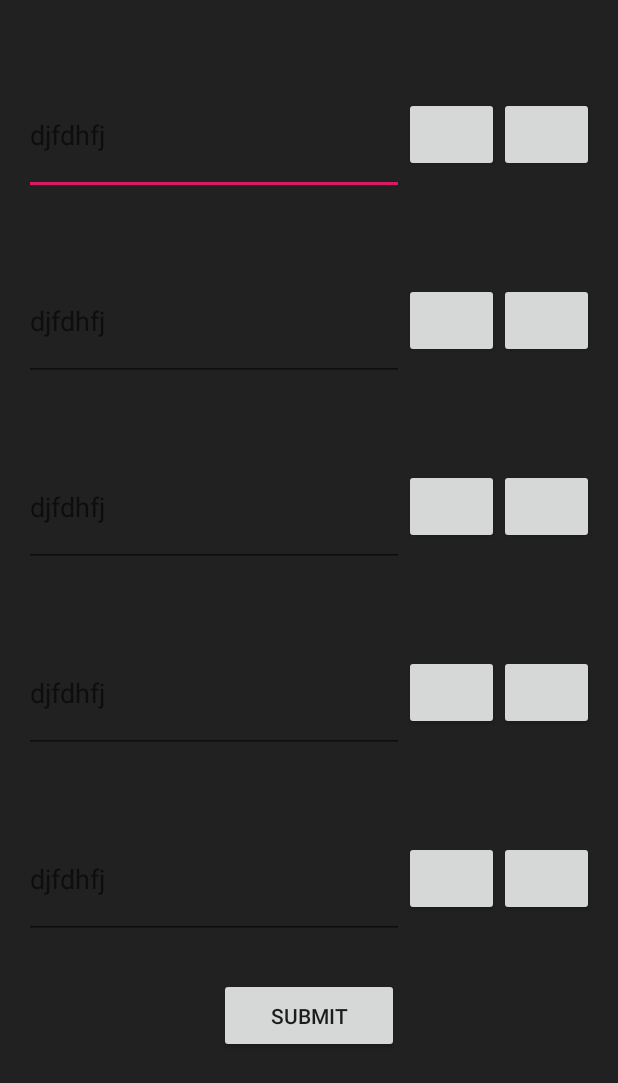
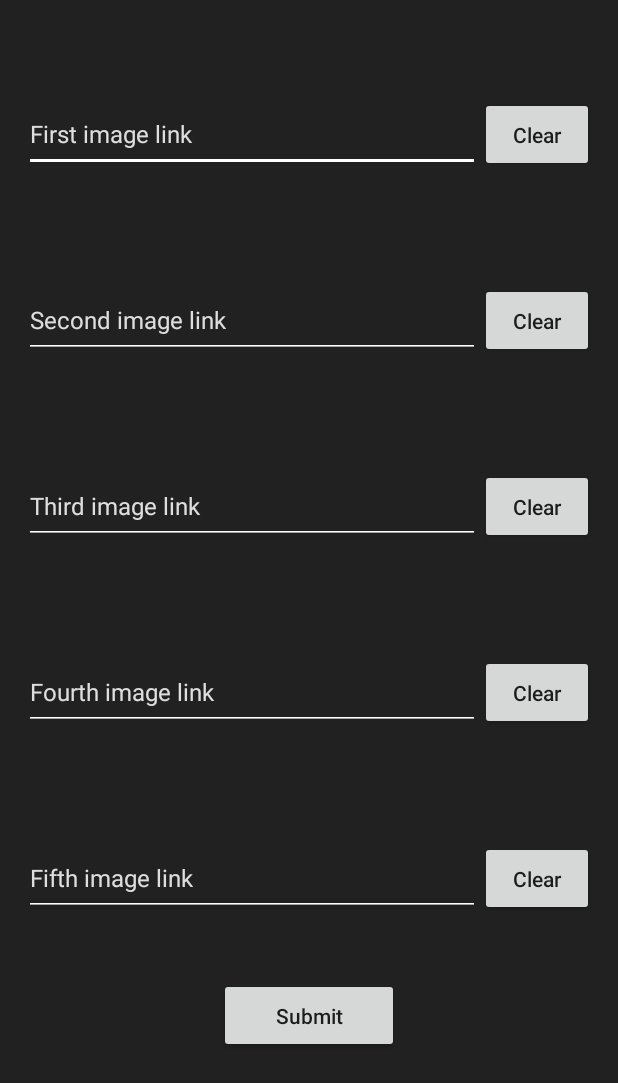
Before and after one commit to samvu05/t3pro-image-downloader, an Android app: the layout edit.xml on its own in the app's theme, with its tools: preview values and no code run, on a phone screen of 412 x 824 dp. Shown: the top 1083 px of the screen. Run offline under Robolectric (Android 15) with nearby library versions, the phone set to English and light mode, and no system bars.

```diff
--- a/app/src/main/res/layout/edit.xml
+++ b/app/src/main/res/layout/edit.xml
@@ -11,23 +11,26 @@
         android:layout_width="match_parent"
         android:layout_height="100dp"
         android:orientation="horizontal"
-        android:weightSum="6">
+        android:weightSum="5">
         <EditText
+            android:id="@+id/edt_1"
             android:layout_weight="4"
-            android:layout_height="80dp"
+            android:layout_height="50dp"
             android:layout_gravity="center_vertical"
-            android:hint="djfdhfj"
-            android:layout_width="0dp"></EditText>
+            android:hint="First image link "
+            android:textSize="16sp"
+            android:textColorHint="@color/colorTextHint"
+            android:backgroundTint="#FFFFFF"
+            android:layout_width="0dp"
+
+            ></EditText>
         <Button
+            android:id="@+id/btn_clear1"
             android:layout_weight="1"
             android:layout_width="0dp"
             android:layout_height="50dp"
-            android:layout_gravity="center_vertical"
-            ></Button>
-        <Button
-            android:layout_weight="1"
-            android:layout_width="0dp"
-            android:layout_height="50dp"
+            android:text="Clear"
+            android:textAllCaps="false"
             android:layout_gravity="center_vertical"
             ></Button>
     </LinearLayout>
@@ -37,23 +40,24 @@
         android:layout_width="match_parent"
         android:layout_height="100dp"
         android:orientation="horizontal"
-        android:weightSum="6">
+        android:weightSum="5">
         <EditText
+            android:id="@+id/edt_2"
             android:layout_weight="4"
-            android:layout_height="80dp"
+            android:layout_height="50dp"
             android:layout_gravity="center_vertical"
-            android:hint="djfdhfj"
+            android:hint="Second image link"
+            android:textSize="16sp"
+            android:textColorHint="@color/colorTextHint"
+            android:backgroundTint="#FFFFFF"
             android:layout_width="0dp"></EditText>
         <Button
+            android:id="@+id/btn_clear2"
             android:layout_weight="1"
             android:layout_width="0dp"
             android:layout_height="50dp"
-            android:layout_gravity="center_vertical"
-            ></Button>
-        <Button
-            android:layout_weight="1"
-            android:layout_width="0dp"
-            android:layout_height="50dp"
+            android:text="Clear"
+            android:textAllCaps="false"
             android:layout_gravity="center_vertical"
             ></Button>
     </LinearLayout>
@@ -63,23 +67,24 @@
         android:layout_width="match_parent"
         android:layout_height="100dp"
         android:orientation="horizontal"
-        android:weightSum="6">
+        android:weightSum="5">
         <EditText
+            android:id="@+id/edt_3"
             android:layout_weight="4"
-            android:layout_height="80dp"
+            android:layout_height="50dp"
             android:layout_gravity="center_vertical"
-            android:hint="djfdhfj"
+            android:hint="Third image link"
+            android:textSize="16sp"
+            android:textColorHint="@color/colorTextHint"
+            android:backgroundTint="#FFFFFF"
             android:layout_width="0dp"></EditText>
         <Button
+            android:id="@+id/btn_clear3"
             android:layout_weight="1"
             android:layout_width="0dp"
             android:layout_height="50dp"
-            android:layout_gravity="center_vertical"
-            ></Button>
-        <Button
-            android:layout_weight="1"
-            android:layout_width="0dp"
-            android:layout_height="50dp"
+            android:text="Clear"
+            android:textAllCaps="false"
             android:layout_gravity="center_vertical"
             ></Button>
     </LinearLayout>
@@ -89,23 +94,24 @@
         android:layout_width="match_parent"
         android:layout_height="100dp"
         android:orientation="horizontal"
-        android:weightSum="6">
+        android:weightSum="5">
         <EditText
+            android:id="@+id/edt_4"
             android:layout_weight="4"
-            android:layout_height="80dp"
+            android:layout_height="50dp"
             android:layout_gravity="center_vertical"
-            android:hint="djfdhfj"
+            android:hint="Fourth image link"
+            android:textSize="16sp"
+            android:textColorHint="@color/colorTextHint"
+            android:backgroundTint="#FFFFFF"
             android:layout_width="0dp"></EditText>
         <Button
+            android:id="@+id/btn_clear4"
             android:layout_weight="1"
             android:layout_width="0dp"
             android:layout_height="50dp"
-            android:layout_gravity="center_vertical"
-            ></Button>
-        <Button
-            android:layout_weight="1"
-            android:layout_width="0dp"
-            android:layout_height="50dp"
+            android:text="Clear"
+            android:textAllCaps="false"
             android:layout_gravity="center_vertical"
             ></Button>
     </LinearLayout>
@@ -115,32 +121,35 @@
         android:layout_width="match_parent"
         android:layout_height="100dp"
         android:orientation="horizontal"
-        android:weightSum="6">
+        android:weightSum="5">
         <EditText
+            android:id="@+id/edt_5"
             android:layout_weight="4"
-            android:layout_height="80dp"
+            android:layout_height="50dp"
             android:layout_gravity="center_vertical"
-            android:hint="djfdhfj"
+            android:hint="Fifth image link"
+            android:textSize="16sp"
+            android:textColorHint="@color/colorTextHint"
+            android:backgroundTint="#FFFFFF"
             android:layout_width="0dp"></EditText>
         <Button
+            android:id="@+id/btn_clear5"
             android:layout_weight="1"
             android:layout_width="0dp"
             android:layout_height="50dp"
-            android:layout_gravity="center_vertical"
-            ></Button>
-        <Button
-            android:layout_weight="1"
-            android:layout_width="0dp"
-            android:layout_height="50dp"
+            android:text="Clear"
+            android:textAllCaps="false"
             android:layout_gravity="center_vertical"
             ></Button>
     </LinearLayout>
 
     <Button
+        android:id="@+id/btn_submit"
         android:layout_marginTop="16dp"
         android:layout_width="120dp"
         android:layout_height="50dp"
         android:text="Submit"
+        android:textAllCaps="false"
         android:layout_gravity="center_horizontal"></Button>
 
 </LinearLayout>
--- a/app/src/main/res/values/colors.xml
+++ b/app/src/main/res/values/colors.xml
@@ -3,4 +3,8 @@
     <color name="colorPrimary">#008577</color>
     <color name="colorPrimaryDark">#00574B</color>
     <color name="colorAccent">#D81B60</color>
+    <color name="colorTitle">#BB86FC</color>
+    <color name="colorTextHint">#D9FFFFFF</color>
+    <color name="colorBackground">#121212</color>
+    <color name="colorImgNull">#1f1b24</color>
 </resources>
```
Also changed, not shown: app/src/main/res/layout/home.xml (+30 -23 lines), app/src/main/res/drawable-hdpi/ic_edit_red_600_24dp.png (deleted), app/src/main/res/drawable-hdpi/ic_mode_edit_black_36dp.png (added), app/src/main/res/drawable-mdpi/ic_edit_red_600_24dp.png (deleted), app/src/main/res/drawable-mdpi/ic_mode_edit_black_36dp.png (added), app/src/main/res/drawable-xhdpi/ic_edit_red_600_24dp.png (deleted), app/src/main/res/drawable-xhdpi/ic_mode_edit_black_36dp.png (added), app/src/main/res/drawable-xxhdpi/ic_edit_red_600_24dp.png (deleted), app/src/main/res/drawable-xxhdpi/ic_mode_edit_black_36dp.png (added), app/src/main/res/drawable-xxxhdpi/ic_edit_red_600_24dp.png (deleted), app/src/main/res/drawable-xxxhdpi/ic_mode_edit_black_36dp.png (added).
